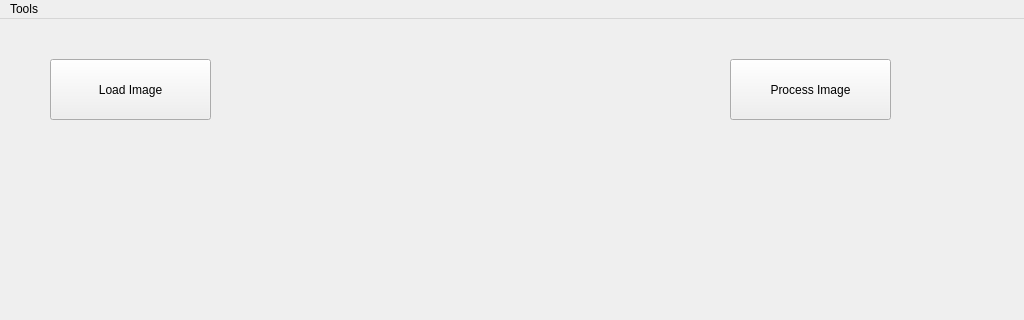
The window that intelliui/IntelliUI/mainwindow.ui (Chaitanya-git/Intellidetect) describes before a commit, drawn with Qt 5; both pictures show x 0 to 1024 and y 0 to 320 of the 1024 by 768 pixel window.
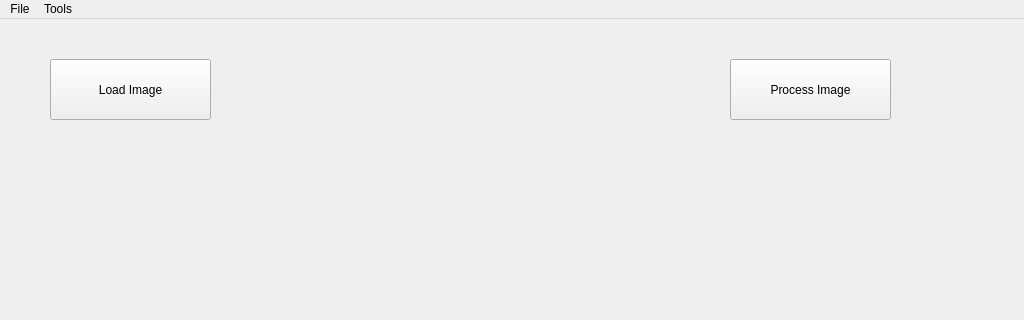
The same window after the commit.

Patch:
```diff
--- a/intelliui/IntelliUI/mainwindow.ui
+++ b/intelliui/IntelliUI/mainwindow.ui
@@ -134,6 +134,14 @@
     <addaction name="actionTrain_for_current_input"/>
     <addaction name="actionView_training_statistics"/>
    </widget>
+   <widget class="QMenu" name="menuFile">
+    <property name="title">
+     <string>File</string>
+    </property>
+    <addaction name="actionNew_network"/>
+    <addaction name="actionLoad_network_from_file"/>
+   </widget>
+   <addaction name="menuFile"/>
    <addaction name="menuOptions"/>
   </widget>
   <widget class="QStatusBar" name="statusBar"/>
```
Left out of the diff: 15 changed lines with no effect on the pictures.
